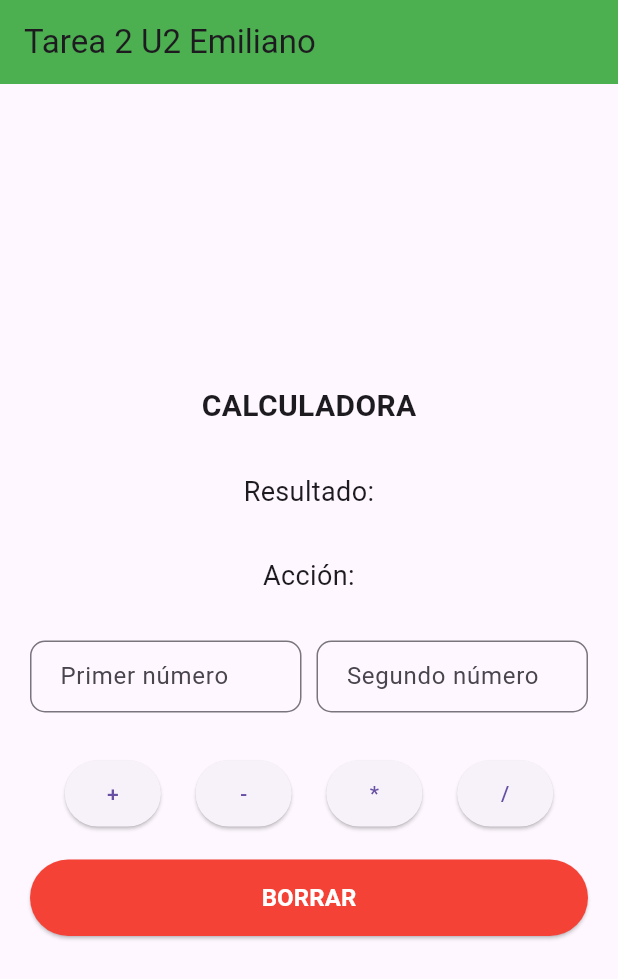
After one commit to Emiliianoo/martinez-ramon-flutter-optativa, a Flutter app: the CalculadoraPage screen opened directly, on a phone screen of 412 x 824 dp. The commit adds this screen. Shown: the top 979 px of the screen. Run offline on Flutter 3.47's test engine with Material 3 defaults, Android fonts, the phone set to English and light mode, and no system bars; network calls fail.

Commit message:
Añado tarea2_u1 y diseño inicial de tarea

```diff
--- a/tarea1_u1/lib/main.dart
+++ b/tarea1_u1/lib/main.dart
@@ -1,5 +1,3 @@
-import 'dart:ui';
-
 import 'package:flutter/material.dart';
 
 void main() {
--- /dev/null
+++ b/tarea2_u1/lib/main.dart
@@ -0,0 +1,15 @@
+import 'package:flutter/material.dart';
+import 'package:tarea2_u1/widgets/CalculadoraPage.dart';
+
+void main() {
+  runApp(const MainApp());
+}
+
+class MainApp extends StatelessWidget {
+  const MainApp({super.key});
+
+  @override
+  Widget build(BuildContext context) {
+    return const MaterialApp(home: CalculadoraPage());
+  }
+}
--- /dev/null
+++ b/tarea2_u1/lib/widgets/CalculadoraPage.dart
@@ -0,0 +1,156 @@
+import 'package:flutter/material.dart';
+
+class CalculadoraPage extends StatefulWidget {
+  const CalculadoraPage({super.key});
+
+  @override
+  State<CalculadoraPage> createState() => _CalculadoraPageState();
+}
+
+class _CalculadoraPageState extends State<CalculadoraPage> {
+  final TextEditingController num1Controller = TextEditingController();
+  final TextEditingController num2Controller = TextEditingController();
+  String resultado = '';
+  String accion = '';
+
+  @override
+  Widget build(BuildContext context) {
+    return Scaffold(
+      appBar: AppBar(
+        title: const Text("Tarea 2 U2 Emiliano"),
+        backgroundColor: Colors.green,
+      ),
+      body: SafeArea(
+        child: Padding(
+          padding: const EdgeInsets.all(20.0),
+          child: Column(
+            mainAxisAlignment: MainAxisAlignment.center,
+            children: [
+              const Text(
+                'CALCULADORA',
+                style: TextStyle(fontSize: 20, fontWeight: FontWeight.w600),
+              ),
+              const SizedBox(height: 30),
+              Text(
+                'Resultado: $resultado',
+                style: const TextStyle(fontSize: 18),
+                textAlign: TextAlign.center,
+              ),
+              const SizedBox(height: 30),
+              Text(
+                'Acción: $accion',
+                style: const TextStyle(fontSize: 18),
+                textAlign: TextAlign.center,
+              ),
+              const SizedBox(height: 30),
+              Row(
+                mainAxisAlignment: MainAxisAlignment.center,
+                children: [
+                  Expanded(
+                    child: TextField(
+                      controller: num1Controller,
+                      keyboardType: TextInputType.number,
+                      decoration: InputDecoration(
+                        border: OutlineInputBorder(
+                          borderRadius: BorderRadius.circular(10),
+                        ),
+                        hintText: 'Primer número',
+                        contentPadding: const EdgeInsets.symmetric(
+                          horizontal: 16,
+                          vertical: 12,
+                        ),
+                      ),
+                    ),
+                  ),
+                  const SizedBox(width: 10),
+                  Expanded(
+                    child: TextField(
+                      controller: num2Controller,
+                      keyboardType: TextInputType.number,
+                      decoration: InputDecoration(
+                        border: OutlineInputBorder(
+                          borderRadius: BorderRadius.circular(10),
+                        ),
+                        hintText: 'Segundo número',
+                        contentPadding: const EdgeInsets.symmetric(
+                          horizontal: 16,
+                          vertical: 12,
+                        ),
+                      ),
+                    ),
+                  ),
+                ],
+              ),
+              const SizedBox(height: 30),
+              Row(
+                mainAxisAlignment: MainAxisAlignment.spaceEvenly,
+                children: [
+                  ElevatedButton(
+                    onPressed: () => {},
+                    style: ElevatedButton.styleFrom(
+                      padding: const EdgeInsets.symmetric(
+                        horizontal: 20,
+                        vertical: 12,
+                      ),
+                    ),
+                    child: const Text('+'),
+                  ),
+                  ElevatedButton(
+                    onPressed: () => {},
+                    style: ElevatedButton.styleFrom(
+                      padding: const EdgeInsets.symmetric(
+                        horizontal: 20,
+                        vertical: 12,
+                      ),
+                    ),
+                    child: const Text('-'),
+                  ),
+                  ElevatedButton(
+                    onPressed: () => {},
+                    style: ElevatedButton.styleFrom(
+                      padding: const EdgeInsets.symmetric(
+                        horizontal: 20,
+                        vertical: 12,
+                      ),
+                    ),
+                    child: const Text('*'),
+                  ),
+                  ElevatedButton(
+                    onPressed: () => {},
+                    style: ElevatedButton.styleFrom(
+                      padding: const EdgeInsets.symmetric(
+                        horizontal: 20,
+                        vertical: 12,
+                      ),
+                    ),
+                    child: const Text('/'),
+                  ),
+                ],
+              ),
+              const SizedBox(height: 20),
+              // Botón Borrar
+              SizedBox(
+                width: double.infinity,
+                child: ElevatedButton(
+                  onPressed: () => {},
+                  style: ElevatedButton.styleFrom(
+                    padding: const EdgeInsets.symmetric(vertical: 14),
+                    backgroundColor: Colors.red,
+                  ),
+                  child: const Text(
+                    'BORRAR',
+                    style: TextStyle(
+                      color: Colors.white,
+                      fontSize: 16,
+                      fontWeight: FontWeight.bold,
+                    ),
+                  ),
+                ),
+              ),
+            ],
+          ),
+        ),
+      ),
+    );
+  }
+}
```
Also changed, not shown: tarea2_u1/analysis_options.yaml (added, +11 -0 lines), tarea2_u1/pubspec.yaml (added, +19 -0 lines), tarea2_u1/pubspec.lock (added), 125 other files.
